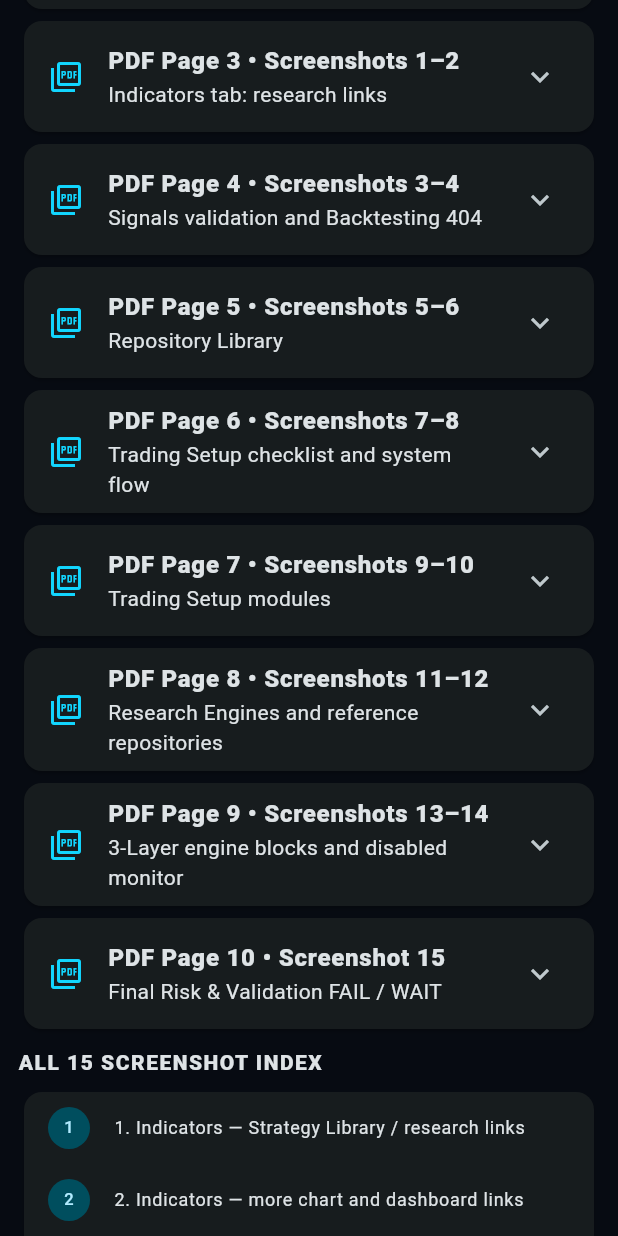
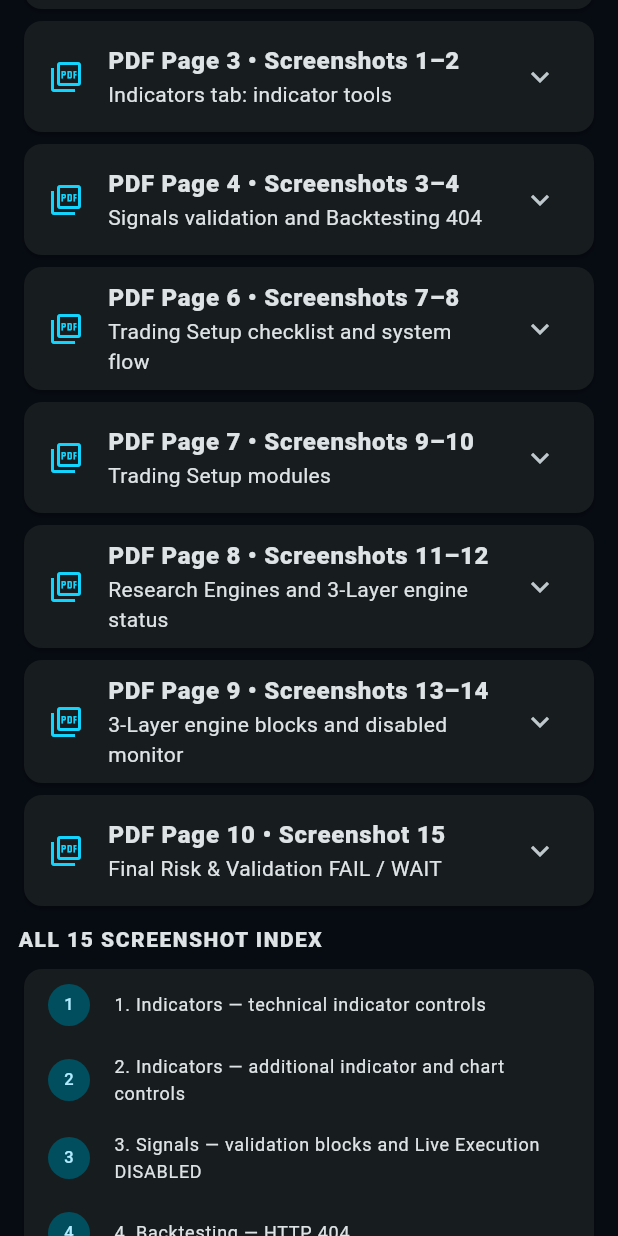
Before and after one commit to sparmar3786-pixel/AI-TRADING, a Flutter app: the PdfReportSolutionsPage widget shown alone on an empty page, opened directly, scrolled down 576 dp, on a phone screen of 412 x 824 dp. Run offline on Flutter 3.47's test engine with Material 3 defaults, Android fonts, the phone set to English and light mode, and no system bars; our stand-ins replace flutter_secure_storage, shared_preferences, webview_flutter; missing offline and left inert: stream_chat_flutter_ai; accounts and stored records are empty; network calls fail.

Commit message:
Remove repository-library material from PDF report tab

```diff
--- a/flutter_app/lib/pdf_report_solutions_page.dart
+++ b/flutter_app/lib/pdf_report_solutions_page.dart
@@ -26,20 +26,15 @@ class PdfReportSolutionsPage extends StatelessWidget {
       'Step 6: validate in signal-only mode first. Live execution stays disabled until every gate passes and a human explicitly authorizes it.',
       'The PDF says exact causes still require Railway logs and /docs verification; this screen does not claim remote runtime checks were completed.',
     ]),
-    ('PDF Page 3 • Screenshots 1–2', 'Indicators tab: research links', [
-      'Screenshot 1: Indicators tab — Strategy Library / research links.',
-      'Screenshot 2: Indicators tab — additional research links for charts and dashboards.',
-      'These are reference links; a link in the app does not prove upstream source code was cloned or integrated.',
+    ('PDF Page 3 • Screenshots 1–2', 'Indicators tab: indicator tools', [
+      'Screenshot 1: Indicators tab — technical indicator controls.',
+      'Screenshot 2: Indicators tab — additional indicator and chart controls.',
+      'Indicator values must be computed from timestamped market candles; unavailable values must remain unavailable rather than fabricated.',
     ]),
     ('PDF Page 4 • Screenshots 3–4', 'Signals validation and Backtesting 404', [
       'Screenshot 3: Signals tab — validation blocks and Angel One Live Execution shown DISABLED.',
       'Screenshot 4: Backtesting tab — Backtest failed: HTTP 404: Not Found.',
       'Fix the backtest route by comparing the deployed API route and app URL; keep live execution disabled while validation is blocked.',
-    ]),
-    ('PDF Page 5 • Screenshots 5–6', 'Repository Library', [
-      'Screenshot 5: Repository Library — list 2.',
-      'Screenshot 6: Repository Library — list 1.',
-      'Repository links are research references unless specific code has been separately ported, tested and licensed.',
     ]),
     ('PDF Page 6 • Screenshots 7–8', 'Trading Setup checklist and system flow', [
       'Screenshot 7: Live Setup Checklist — Angel login, live data and AI show CHECK.',
@@ -51,10 +46,10 @@ class PdfReportSolutionsPage extends StatelessWidget {
       'Screenshot 10: Trading Setup — modules 5 to 9 and disclaimer.',
       'Treat module status as evidence from the app/backend; do not mark a module healthy just because its screen exists.',
     ]),
-    ('PDF Page 8 • Screenshots 11–12', 'Research Engines and reference repositories', [
-      'Screenshot 11: Research Engines — research sources.',
-      'Screenshot 12: 3-Layer Trade Engine — reference repositories.',
-      'Research repositories are not themselves live data sources or proof of working integration.',
+    ('PDF Page 8 • Screenshots 11–12', 'Research Engines and 3-Layer engine status', [
+      'Screenshot 11: Research Engines — data sources and validation status.',
+      'Screenshot 12: 3-Layer Trade Engine — validation and blocking reasons.',
+      'Engine health must be verified from live source timestamps, calculated outputs and deterministic risk-gate results.',
     ]),
     ('PDF Page 9 • Screenshots 13–14', '3-Layer engine blocks and disabled monitor', [
       'Screenshot 13: Blocking reasons and Trade Monitor DISABLED.',
@@ -68,18 +63,16 @@ class PdfReportSolutionsPage extends StatelessWidget {
   ];
 
   static const screenshotCaptions = <String>[
-    '1. Indicators — Strategy Library / research links',
-    '2. Indicators — more chart and dashboard links',
+    '1. Indicators — technical indicator controls',
+    '2. Indicators — additional indicator and chart controls',
     '3. Signals — validation blocks and Live Execution DISABLED',
     '4. Backtesting — HTTP 404',
-    '5. Repository Library — list 2',
-    '6. Repository Library — list 1',
-    '7. Trading Setup — live setup checklist',
+        '7. Trading Setup — live setup checklist',
     '8. Trading Setup — system flow and modules',
     '9. Trading Setup — modules 2 to 8',
     '10. Trading Setup — modules 5 to 9 and disclaimer',
-    '11. Research Engines — research sources',
-    '12. 3-Layer Trade Engine — reference repositories',
+    '11. Research Engines — data and validation status',
+    '12. 3-Layer Trade Engine — validation and blocking reasons',
     '13. 3-Layer Trade Engine — blocking reasons and disabled monitor',
     '14. 3-Layer Trade Engine — all checks',
     '15. 3-Layer Trade Engine — Risk & Validation FAIL / WAIT',
@@ -94,7 +87,7 @@ class PdfReportSolutionsPage extends StatelessWidget {
           style: TextStyle(fontWeight: FontWeight.w900, letterSpacing: 1)),
       const SizedBox(height: 6),
       const Text(
-        'In-app transcription and structured guide based on the uploaded 10-page screenshot report. All 15 screenshot captions are indexed below. This is report content in a new tab, not an embedded pixel-for-pixel PDF viewer.',
+        'In-app transcription and structured guide based on the uploaded 10-page screenshot report. Operational screenshot captions are indexed below; repository-library screenshots are omitted. This is report content in a new tab, not an embedded pixel-for-pixel PDF viewer.',
         style: TextStyle(color: Colors.white70, fontSize: 12)),
       const SizedBox(height: 12),
       Card(child: Padding(padding: const EdgeInsets.all(14), child: Column(
```
